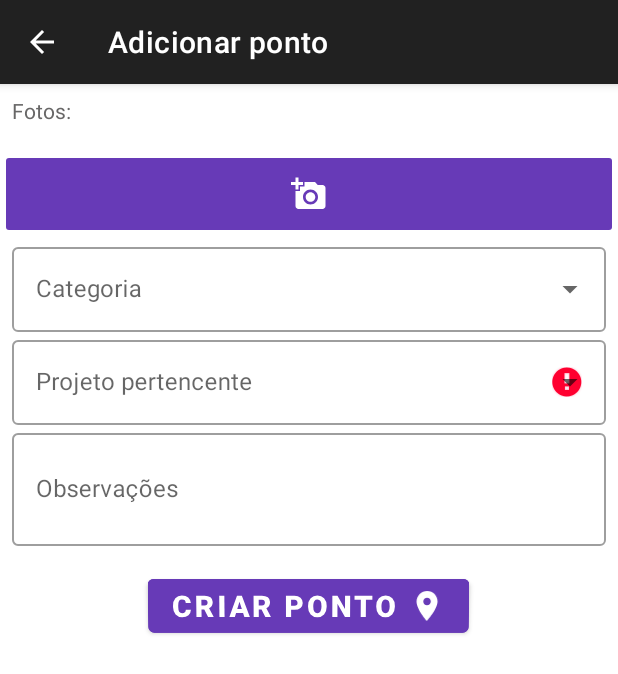
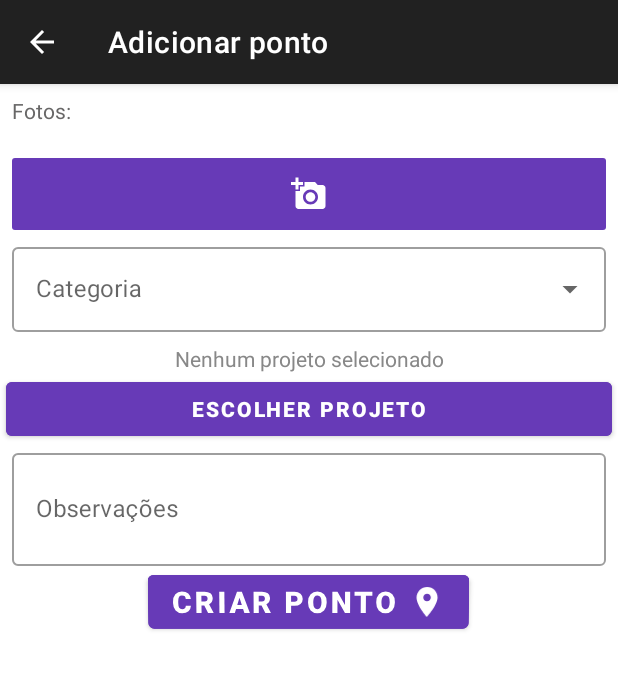
Before and after one commit to gustavodias24/AppFotoGeolocalizacao, an Android app: the AdicionarPontoActivity screen opened directly, with no data from a screen before it, after a tap on "CRIAR PONTO", on a phone screen of 412 x 824 dp. Shown: the top 674 px of the screen. Run offline under Robolectric (Android 15) with nearby library versions, the phone set to English and light mode, and no system bars; pictures from the network do not load.

Commit message:
alguns ajustes do update passado.

```diff
--- a/app/src/main/java/benicio/soluces/aplicativotestebencio/activity/AdicionarPontoActivity.java
+++ b/app/src/main/java/benicio/soluces/aplicativotestebencio/activity/AdicionarPontoActivity.java
@@ -3,6 +3,7 @@ package benicio.soluces.aplicativotestebencio.activity;
 
 import androidx.annotation.NonNull;
 import androidx.annotation.Nullable;
+import androidx.appcompat.app.AlertDialog;
 import androidx.appcompat.app.AppCompatActivity;
 import androidx.appcompat.app.AppCompatDelegate;
 import androidx.core.app.ActivityCompat;
@@ -13,6 +14,7 @@ import androidx.recyclerview.widget.RecyclerView;
 
 import android.Manifest;
 import android.annotation.SuppressLint;
+import android.app.Dialog;
 import android.content.Context;
 import android.content.Intent;
 import android.content.SharedPreferences;
@@ -26,6 +28,7 @@ import android.provider.MediaStore;
 import android.util.Base64;
 import android.view.MenuItem;
 import android.view.View;
+import android.widget.AdapterView;
 import android.widget.ArrayAdapter;
 import android.widget.AutoCompleteTextView;
 import android.widget.Toast;
@@ -40,7 +43,11 @@ import com.google.android.material.textfield.TextInputLayout;
 import java.util.ArrayList;
 import java.util.List;
 
+import benicio.soluces.aplicativotestebencio.adapter.AdapterPontos;
+import benicio.soluces.aplicativotestebencio.adapter.AdapterProjetos;
 import benicio.soluces.aplicativotestebencio.databinding.ActivityAdicionarPontoBinding;
+import benicio.soluces.aplicativotestebencio.databinding.ActivityMeusProjetosBinding;
+import benicio.soluces.aplicativotestebencio.databinding.LayoutRecyclerBinding;
 import benicio.soluces.aplicativotestebencio.model.PontoModel;
 import benicio.soluces.aplicativotestebencio.R;
 import benicio.soluces.aplicativotestebencio.adapter.AdapterFotos;
@@ -48,6 +55,7 @@ import benicio.soluces.aplicativotestebencio.model.ProjetoModel;
 import benicio.soluces.aplicativotestebencio.util.ImageUtils;
 import benicio.soluces.aplicativotestebencio.util.PontosUtils;
 import benicio.soluces.aplicativotestebencio.util.ProjetoUtils;
+import benicio.soluces.aplicativotestebencio.util.RecyclerItemClickListener;
 
 public class AdicionarPontoActivity extends AppCompatActivity {
     private static final int PERMISSIONS_REQUEST_LOCATION = 2;
@@ -61,18 +69,26 @@ public class AdicionarPontoActivity extends AppCompatActivity {
 
     private String operador;
 
-
+    private Dialog verProjetosDialog;
     private ActivityAdicionarPontoBinding binding;
 
     private Bundle b;
     private Boolean modoExibicao = false;
     private int positionPonto;
+    private String nomeProjeto = "";
 
     @Override
     protected void onCreate(Bundle savedInstanceState) {
         super.onCreate(savedInstanceState);
         binding = ActivityAdicionarPontoBinding.inflate(getLayoutInflater());
         setContentView(binding.getRoot());
+
+        verProjetosDialog = criarDialogVerProjetos();
+
+        binding.escolherProjeto.setOnClickListener( view -> {
+            verProjetosDialog.show();
+        });
+
 
         operador = getSharedPreferences("configPreferences", MODE_PRIVATE).getString("operador", "");
         verificarPermissoes();
@@ -147,21 +163,19 @@ public class AdicionarPontoActivity extends AppCompatActivity {
         });
 
         binding.criarPontoBtn.setOnClickListener( view -> {
-            String obs, categoria, projetoPertecente;
+            String obs, categoria;
 
             obs = binding.obsField.getEditText().getText().toString().isEmpty() ? "Sem observações" : binding.obsField.getEditText().getText().toString();
             categoria = binding.menu.getEditText().getText().toString().isEmpty() ? "outros" : binding.menu.getEditText().getText().toString();
-            projetoPertecente = binding.menu2.getEditText().getText().toString();
 
-            binding.menu2.getEditText().setError(null);
-            if ( !projetoPertecente.isEmpty() ){
+            if ( !nomeProjeto.isEmpty() ){
 
                 ProjetoModel projetoModel = null;
                 List<ProjetoModel> listaAntiga = ProjetoUtils.loadList(getApplicationContext());
 
                 int pos = 0;
                 for ( ProjetoModel p : listaAntiga){
-                    if (p.getNomeProjeto() == projetoPertecente) {
+                    if (p.getNomeProjeto().equals(nomeProjeto)) {
                         projetoModel = p;
                         break;
                     }
@@ -182,13 +196,62 @@ public class AdicionarPontoActivity extends AppCompatActivity {
 
                 irParaOmapaActivity();
             }else{
-                binding.menu2.getEditText().setError("Escolha um projeto para esse ponto!");
+                Toast.makeText(this, "Escolha um projeto para esse ponto!", Toast.LENGTH_SHORT).show();
             }
 
         });
 
     }
+    public Dialog criarDialogVerProjetos(){
+        AlertDialog.Builder b = new AlertDialog.Builder(AdicionarPontoActivity.this);
 
+        b.setNegativeButton("Fechar", null);
+        LayoutRecyclerBinding projetosBinding = LayoutRecyclerBinding.inflate(getLayoutInflater());
+
+        if ( !ProjetoUtils.loadList(getApplicationContext()).isEmpty() ) {
+            projetosBinding.emptyWarningText.setVisibility(View.GONE);
+            projetosBinding.addProjetoBtn.setVisibility(View.GONE);
+        }
+
+        projetosBinding.addProjetoBtn.setOnClickListener( view -> {
+            startActivity(new Intent(getApplicationContext(), MeusProjetosActivity.class));
+            finish();
+        });
+
+        RecyclerView recylerProjetos = projetosBinding.recycler;
+        recylerProjetos.setLayoutManager(new LinearLayoutManager(getApplicationContext()));
+        recylerProjetos.setHasFixedSize(true);
+        recylerProjetos.addItemDecoration(new DividerItemDecoration(getApplicationContext(), DividerItemDecoration.VERTICAL));
+        recylerProjetos.setAdapter(
+                new AdapterProjetos(ProjetoUtils.loadList(getApplicationContext()), getApplicationContext())
+        );
+
+        recylerProjetos.addOnItemTouchListener(new RecyclerItemClickListener(
+                getApplicationContext(),
+                recylerProjetos,
+                new RecyclerItemClickListener.OnItemClickListener() {
+                    @Override
+                    public void onItemClick(View view, int position) {
+                        nomeProjeto = ProjetoUtils.loadList(getApplicationContext()).get(position).getNomeProjeto();
+                        binding.nomeProjetoText.setText(nomeProjeto);
+                        verProjetosDialog.dismiss();
+                    }
+
+                    @Override
+                    public void onLongItemClick(View view, int position) {
+
+                    }
+
+                    @Override
+                    public void onItemClick(AdapterView<?> adapterView, View view, int i, long l) {
+
+                    }
+                }
+        ));
+
+        b.setView(projetosBinding.getRoot());
+        return b.create();
+    }
     private void startLocationUpdates() {
         if (ActivityCompat.checkSelfPermission(this, Manifest.permission.ACCESS_FINE_LOCATION) != PackageManager.PERMISSION_GRANTED && ActivityCompat.checkSelfPermission(this, Manifest.permission.ACCESS_COARSE_LOCATION) != PackageManager.PERMISSION_GRANTED) {
             return;
@@ -199,22 +262,13 @@ public class AdicionarPontoActivity extends AppCompatActivity {
     private void configurarMenuCategoria (){
         String[] items = {"poste", "árvore", "área de roçada", "subestação de energia", "erosão", "outros"};
 
-        List<String> listaProjetosName = new ArrayList<>();
-
-        for (ProjetoModel p : ProjetoUtils.loadList(getApplicationContext())){
-            listaProjetosName.add(p.getNomeProjeto());
-        }
-        ArrayAdapter<String> adapterProjetoMenu = new ArrayAdapter<>(this, android.R.layout.simple_dropdown_item_1line, listaProjetosName);
         ArrayAdapter<String> adapter = new ArrayAdapter<>(this, android.R.layout.simple_dropdown_item_1line, items);
 
         TextInputLayout categoriaMenu = binding.menu;
-        TextInputLayout projetoMenu = binding.menu2;
 
         AutoCompleteTextView autoCompleteTextView = categoriaMenu.findViewById(R.id.auto_complete);
-        AutoCompleteTextView autoCompleteTextView2 = projetoMenu.findViewById(R.id.auto_complete2);
 
         autoCompleteTextView.setAdapter(adapter);
-        autoCompleteTextView2.setAdapter(adapterProjetoMenu);
     }
 
     @SuppressLint("NotifyDataSetChanged")
--- a/app/src/main/java/benicio/soluces/aplicativotestebencio/activity/MeusProjetosActivity.java
+++ b/app/src/main/java/benicio/soluces/aplicativotestebencio/activity/MeusProjetosActivity.java
@@ -97,11 +97,11 @@ public class MeusProjetosActivity extends AppCompatActivity {
                         listaProjetoAntiga,
                         getApplicationContext()
                 );
-
+                dialogCriarProjeto.dismiss();
                 Toast.makeText(this, "Projeto adicionado!", Toast.LENGTH_SHORT).show();
                 atualizarLista();
                 bindingAdicionarProjeto.tituloProjetoField.getEditText().setText("");
-                bindingAdicionarProjeto.dataField.getEditText().setText("");
+
             }else{
                 Toast.makeText(this, "Título e data obrigatórios!", Toast.LENGTH_SHORT).show();
             }
--- a/app/src/main/res/layout/activity_adicionar_ponto.xml
+++ b/app/src/main/res/layout/activity_adicionar_ponto.xml
@@ -26,8 +26,7 @@
             android:id="@+id/recycler_fotos"
             android:layout_width="match_parent"
             android:layout_height="wrap_content"
-            android:layout_margin="8dp"
-            >
+            android:layout_margin="8dp">
 
         </androidx.recyclerview.widget.RecyclerView>
 
@@ -36,6 +35,8 @@
             android:id="@+id/camera_btn"
             android:layout_width="match_parent"
             android:layout_height="wrap_content"
+            android:layout_marginLeft="4dp"
+            android:layout_marginRight="4dp"
             android:backgroundTint="@color/botao"
             android:padding="18dp"
             app:srcCompat="@drawable/baseline_add_a_photo_24" />
@@ -58,23 +59,27 @@
 
         </com.google.android.material.textfield.TextInputLayout>
 
-        <com.google.android.material.textfield.TextInputLayout
-            android:id="@+id/menu2"
-            style="@style/Widget.MaterialComponents.TextInputLayout.OutlinedBox.ExposedDropdownMenu"
+
+        <TextView
+            android:id="@+id/nome_projeto_text"
             android:layout_width="match_parent"
             android:layout_height="wrap_content"
-            android:hint="Projeto pertencente">
+            android:layout_gravity="center_horizontal"
+            android:layout_marginTop="8dp"
+            android:gravity="center"
+            android:text="Nenhum projeto selecionado"
+            android:textColor="#888888" />
 
-            <AutoCompleteTextView
-                android:id="@+id/auto_complete2"
-                android:layout_width="match_parent"
-                android:layout_height="wrap_content"
-                android:layout_marginLeft="8dp"
-                android:layout_marginTop="8dp"
-                android:layout_marginRight="8dp"
-                android:inputType="none" />
-
-        </com.google.android.material.textfield.TextInputLayout>
+        <Button
+            android:id="@+id/escolher_projeto"
+            android:layout_width="match_parent"
+            android:layout_height="wrap_content"
+            android:layout_marginLeft="4dp"
+            android:layout_marginRight="4dp"
+            android:backgroundTint="@color/botao"
+            android:text="Escolher projeto"
+            android:textColor="#FFFFFF"
+            android:textStyle="bold" />
 
         <com.google.android.material.textfield.TextInputLayout
             android:id="@+id/obs_field"
@@ -87,7 +92,7 @@
                 android:layout_width="match_parent"
                 android:layout_height="wrap_content"
                 android:layout_marginLeft="8dp"
-                android:layout_marginTop="8dp"
+                android:layout_marginTop="12dp"
                 android:layout_marginRight="8dp"
                 android:lines="2"
                 android:maxLines="2"
@@ -99,7 +104,8 @@
             android:layout_width="wrap_content"
             android:layout_height="wrap_content"
             android:layout_gravity="center|center_vertical"
-            android:layout_marginTop="16dp"
+            android:layout_marginLeft="4dp"
+            android:layout_marginRight="4dp"
             android:backgroundTint="@color/botao"
             android:drawableRight="@drawable/baseline_place_24"
             android:gravity="center|center_vertical"
--- a/app/src/main/res/layout/layout_adicionar_projeto.xml
+++ b/app/src/main/res/layout/layout_adicionar_projeto.xml
@@ -48,7 +48,8 @@
                 android:layout_height="wrap_content"
                 android:layout_marginLeft="8dp"
                 android:layout_marginTop="16dp"
-                android:layout_marginRight="8dp" />
+                android:layout_marginRight="8dp"
+                android:inputType="date" />
         </com.google.android.material.textfield.TextInputLayout>
 
         <Button
--- a/app/src/main/res/layout/layout_pontos.xml
+++ b/app/src/main/res/layout/layout_pontos.xml
@@ -10,7 +10,10 @@
         android:layout_width="match_parent"
         android:layout_height="wrap_content"
         android:layout_margin="8dp"
-        android:orientation="horizontal">
+        android:orientation="horizontal"
+        android:paddingLeft="16dp"
+        android:paddingRight="16dp"
+        android:paddingBottom="16dp">
 
         <ImageView
             android:id="@+id/icone_ponto"
```
Also changed, not shown: app/src/main/AndroidManifest.xml (+5 -2 lines), app/src/main/res/layout/activity_meus_projetos.xml (+8 -8 lines), app/src/main/res/layout/layout_recycler.xml (added, +35 -0 lines).
